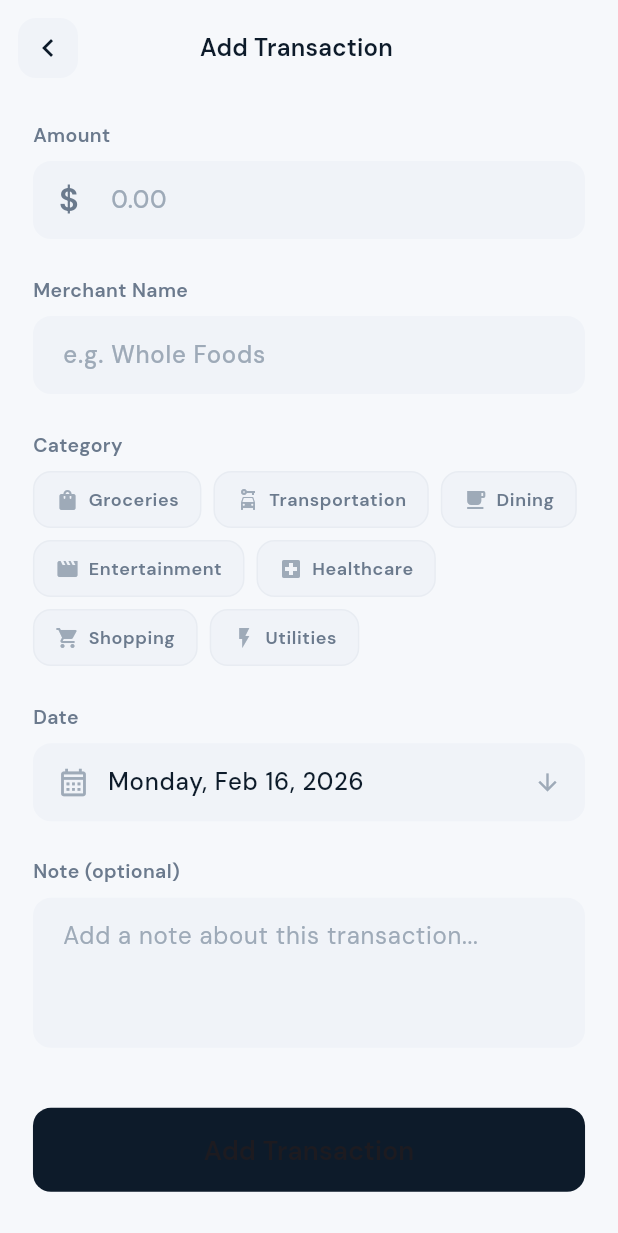
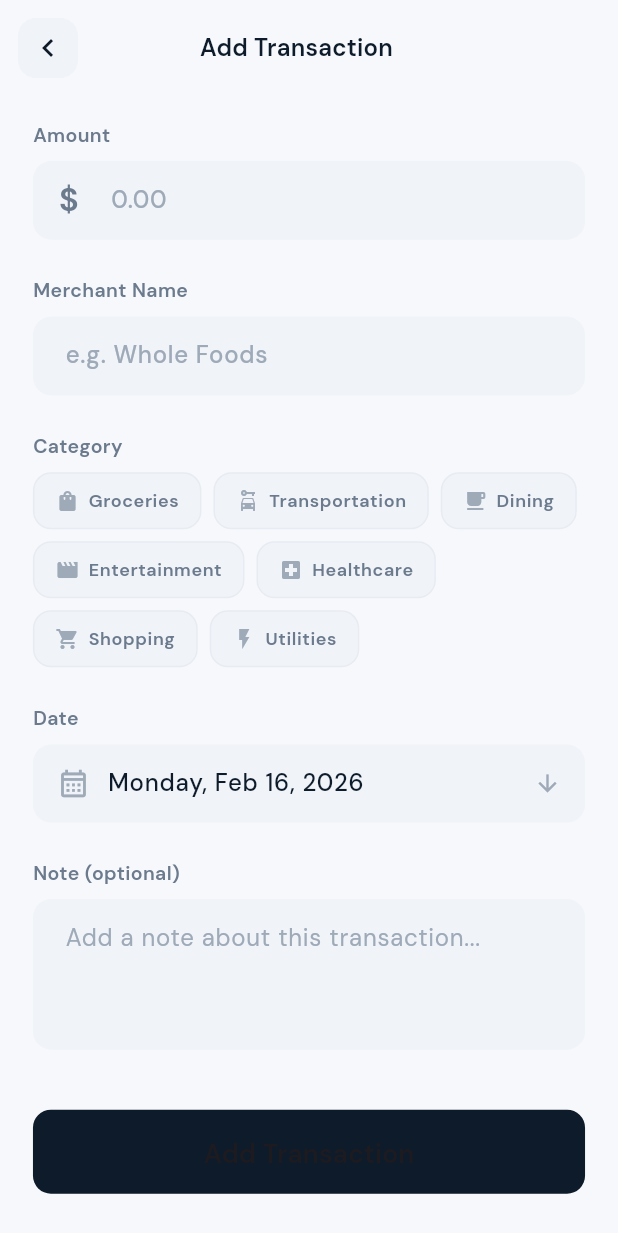
Before and after one commit to Ngorhzee/Expense_tracker, a Flutter app: the screen it shows after launch, after a tap on the "add" icon, on a phone screen of 412 x 824 dp. Shown: the top 1233 px of the screen. Run offline on Flutter 3.47's test engine with Material 3 defaults, Android fonts, the phone set to English and light mode, and no system bars; our stand-ins replace flutter_riverpod, flutter_screenutil, go_router, google_fonts.

Commit message:
adjusted app theme

```diff
--- a/lib/core/theme/app_theme.dart
+++ b/lib/core/theme/app_theme.dart
@@ -1,35 +1,36 @@
 import 'package:flutter/material.dart';
 import 'package:flutter/services.dart';
+import 'package:flutter_screenutil/flutter_screenutil.dart';
 import 'package:google_fonts/google_fonts.dart';
 
-/// FinTech-inspired color palette — deep navy base with teal/mint accents.
+
 class AppColors {
   AppColors._();
 
   // ── Primary Palette ──
-  static const Color primary = Color(0xFF0D1B2A);       // Deep navy
-  static const Color primaryLight = Color(0xFF1B2D45);   // Lighter navy
-  static const Color accent = Color(0xFF00C9A7);         // Teal/mint accent
-  static const Color accentLight = Color(0xFFE0FFF8);    // Teal tint
+  static const Color primary = Color(0xFF0D1B2A);
+  static const Color primaryLight = Color(0xFF1B2D45);
+  static const Color accent = Color(0xFF00C9A7);
+  static const Color accentLight = Color(0xFFE0FFF8);
 
   // ── Surface & Background ──
-  static const Color background = Color(0xFFF6F8FB);     // Cool grey bg
+  static const Color background = Color(0xFFF6F8FB);
   static const Color surface = Color(0xFFFFFFFF);
   static const Color surfaceVariant = Color(0xFFF0F3F8);
   static const Color cardBorder = Color(0xFFE8ECF2);
 
-  // ── Text ──
+  //  Text
   static const Color textPrimary = Color(0xFF0D1B2A);
   static const Color textSecondary = Color(0xFF6B7A8D);
   static const Color textTertiary = Color(0xFF9EAAB8);
 
-  // ── Status ──
+  //  Status
   static const Color success = Color(0xFF00C9A7);
   static const Color warning = Color(0xFFFFB020);
   static const Color error = Color(0xFFFF4D6A);
   static const Color pending = Color(0xFFFFA630);
 
-  // ── Category Colors ──
+  //  Category Colors
   static const Color groceries = Color(0xFF4CAF50);
   static const Color transportation = Color(0xFF2196F3);
   static const Color dining = Color(0xFFFF7043);
@@ -97,13 +98,13 @@ class AppTheme {
         titleTextStyle: baseTextTheme.titleLarge?.copyWith(
           fontWeight: FontWeight.w700,
           color: AppColors.textPrimary,
-          fontSize: 20,
+          fontSize: 20.sp,
         ),
       ),
       cardTheme: CardThemeData(
         elevation: 0,
         shape: RoundedRectangleBorder(
-          borderRadius: BorderRadius.circular(16),
+          borderRadius: BorderRadius.circular(16.r),
           side: const BorderSide(color: AppColors.cardBorder, width: 1),
         ),
         color: AppColors.surface,
@@ -116,32 +117,32 @@ class AppTheme {
           fontWeight: FontWeight.w500,
         ),
         shape: RoundedRectangleBorder(
-          borderRadius: BorderRadius.circular(20),
+          borderRadius: BorderRadius.circular(20.r),
         ),
         side: BorderSide.none,
-        padding: const EdgeInsets.symmetric(horizontal: 12, vertical: 6),
+        padding:  EdgeInsets.symmetric(horizontal: 12.w, vertical: 6.h),
       ),
       inputDecorationTheme: InputDecorationTheme(
         filled: true,
         fillColor: AppColors.surfaceVariant,
         contentPadding:
-            const EdgeInsets.symmetric(horizontal: 16, vertical: 14),
+            EdgeInsets.symmetric(horizontal: 16.w, vertical: 14.h),
         border: OutlineInputBorder(
-          borderRadius: BorderRadius.circular(12),
+          borderRadius: BorderRadius.circular(12.r),
           borderSide: BorderSide.none,
         ),
         enabledBorder: OutlineInputBorder(
-          borderRadius: BorderRadius.circular(12),
+          borderRadius: BorderRadius.circular(12.r),
           borderSide: BorderSide.none,
         ),
         focusedBorder: OutlineInputBorder(
-          borderRadius: BorderRadius.circular(12),
+          borderRadius: BorderRadius.circular(12.r),
           borderSide:
-              const BorderSide(color: AppColors.accent, width: 1.5),
+               BorderSide(color: AppColors.accent, width: 1.5.w),
         ),
         errorBorder: OutlineInputBorder(
-          borderRadius: BorderRadius.circular(12),
-          borderSide: const BorderSide(color: AppColors.error, width: 1),
+          borderRadius: BorderRadius.circular(12.r),
+          borderSide:  BorderSide(color: AppColors.error, width: 1.w),
         ),
         hintStyle: baseTextTheme.bodyMedium?.copyWith(
           color: AppColors.textTertiary,
@@ -152,13 +153,13 @@ class AppTheme {
           backgroundColor: AppColors.primary,
           foregroundColor: Colors.white,
           elevation: 0,
-          padding: const EdgeInsets.symmetric(horizontal: 24, vertical: 16),
+          padding:  EdgeInsets.symmetric(horizontal: 24.w, vertical: 16.h),
           shape: RoundedRectangleBorder(
             borderRadius: BorderRadius.circular(12),
           ),
           textStyle: baseTextTheme.labelLarge?.copyWith(
             fontWeight: FontWeight.w600,
-            fontSize: 16,
+            fontSize: 16.sp,
           ),
         ),
       ),
```
